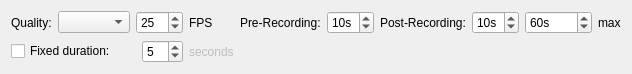
Before: the Qt Designer form client/nx_client_desktop/src/ui/widgets/business/recording_business_action_widget.ui in networkoptix/nx_open, drawn with Qt 5.
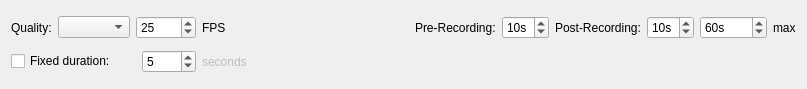
After: the same form once the commit is applied.

Commit message:
VMS-6836: Enlarge fixed recording duration on simple generic event up to 60min
<==== Mercurial data ====>
Branch: vms_3.1_gui

```diff
--- a/client/nx_client_desktop/src/ui/widgets/business/recording_business_action_widget.ui
+++ b/client/nx_client_desktop/src/ui/widgets/business/recording_business_action_widget.ui
@@ -6,8 +6,8 @@
    <rect>
     <x>0</x>
     <y>0</y>
-    <width>626</width>
-    <height>64</height>
+    <width>807</width>
+    <height>89</height>
    </rect>
   </property>
   <property name="windowTitle">
@@ -117,6 +117,9 @@
    </item>
    <item row="1" column="3">
     <widget class="QSpinBox" name="fixedDurationSpinBox">
+     <property name="maximum">
+      <number>3600</number>
+     </property>
      <property name="value">
       <number>5</number>
      </property>
```
